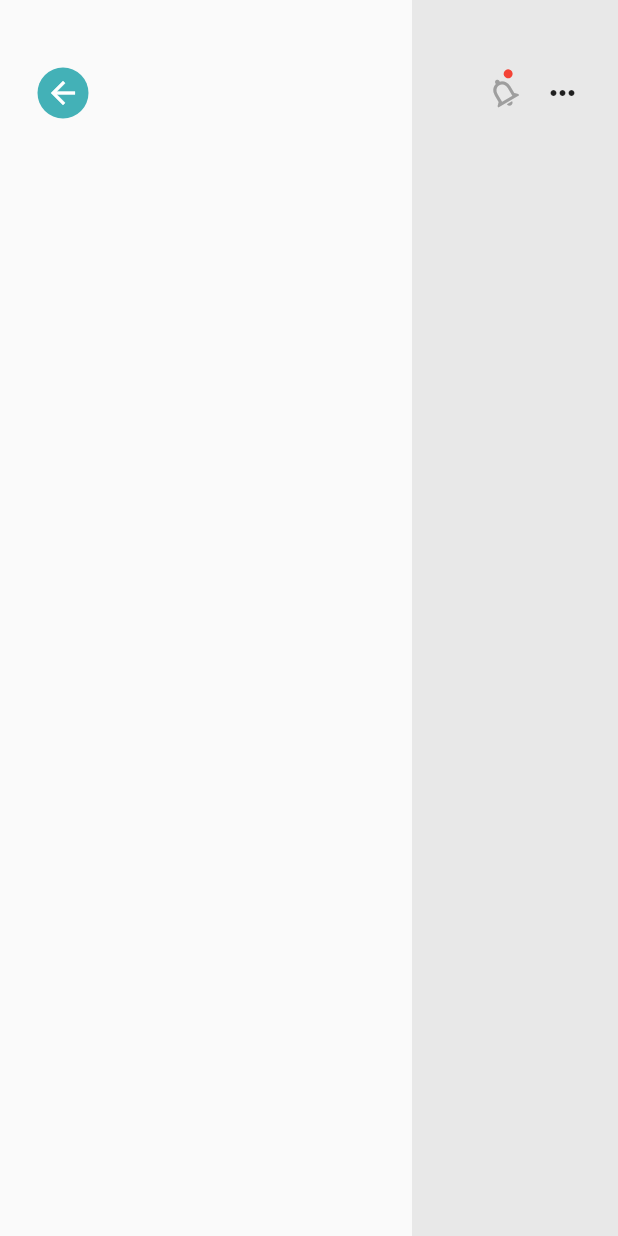
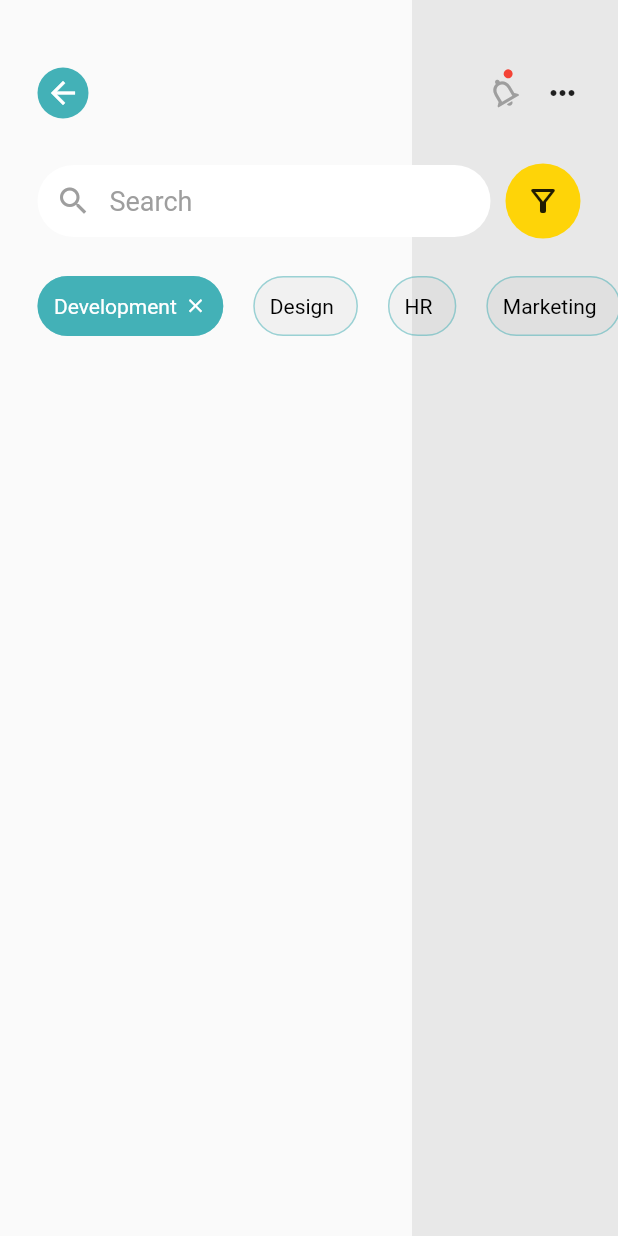
Before and after one commit to abdullakn/job_finder_ui_flutter, a Flutter app: the SearchPage screen opened directly, on a phone screen of 412 x 824 dp. Run offline on Flutter 3.47's test engine with Material 2 defaults, Android fonts, the phone set to English and light mode, and no system bars.

Commit message:
serach page tag completed

```diff
--- a/lib/screens/search/search.dart
+++ b/lib/screens/search/search.dart
@@ -1,5 +1,9 @@
 import 'package:flutter/material.dart';
+import 'package:job_finder/screens/home/widgets/search_card.dart';
+import 'package:job_finder/screens/home/widgets/tag_list.dart';
 import 'package:job_finder/screens/search/widgets/search_appbar.dart';
+import 'package:job_finder/screens/search/widgets/search_input.dart';
+import 'package:job_finder/screens/search/widgets/search_tag.dart';
 
 class SearchPage extends StatelessWidget {
   const SearchPage({ Key? key }) : super(key: key);
@@ -19,7 +23,9 @@ class SearchPage extends StatelessWidget {
             Column(
               crossAxisAlignment: CrossAxisAlignment.start,
               children: [
-                SearchAppBar()
+                SearchAppBar(),
+                SearchInput(),
+                SearchTag()
 
               ],
             )
--- /dev/null
+++ b/lib/screens/search/widgets/search_input.dart
@@ -0,0 +1,47 @@
+import 'package:flutter/material.dart';
+
+class SearchInput extends StatelessWidget {
+  const SearchInput({Key? key}) : super(key: key);
+
+  @override
+  Widget build(BuildContext context) {
+    return Container(
+      margin: EdgeInsets.all(25),
+      child: Row(
+        children: [
+          Expanded(child: TextFormField(
+            cursorColor: Colors.grey,
+            decoration: InputDecoration(
+              fillColor: Colors.white,
+              filled: true,
+              hintText: 'Search',
+              hintStyle: TextStyle(
+                color: Colors.grey,
+                fontSize: 18,
+              ),
+              contentPadding: EdgeInsets.zero,
+              prefixIcon: Icon(Icons.search,color: Colors.grey,),
+              border:OutlineInputBorder(
+                borderRadius: BorderRadius.circular(30),
+                borderSide: BorderSide.none
+              )
+            ),
+          )),
+          SizedBox(
+            width: 10,
+          ),
+          Container(
+            height: 50,
+            width: 50,
+            decoration: BoxDecoration(
+              color: Theme.of(context).accentColor,
+              borderRadius: BorderRadius.circular(30)
+
+            ),
+            child: Icon(Icons.filter_alt_outlined),
+          )
+        ],
+      ),
+    );
+  }
+}
--- /dev/null
+++ b/lib/screens/search/widgets/search_tag.dart
@@ -0,0 +1,66 @@
+import 'package:flutter/material.dart';
+
+class SearchTag extends StatefulWidget {
+  const SearchTag({Key? key}) : super(key: key);
+
+  @override
+  State<SearchTag> createState() => _SearchTagState();
+}
+
+class _SearchTagState extends State<SearchTag> {
+  final optionMap = <String, bool>{
+    'Development': true,
+    'Design': false,
+    'HR': false,
+    'Marketing': false,
+    'Sales': false
+  };
+  @override
+  Widget build(BuildContext context) {
+    var keys = optionMap.keys.toList();
+    return Container(
+      height: 40,
+      child: ListView.separated(
+          scrollDirection: Axis.horizontal,
+          padding: EdgeInsets.symmetric(horizontal: 25),
+          itemBuilder: (context, index) => GestureDetector(
+                onTap: () {
+                  // var res=optionMap[keys[index]]??false;
+                  // print(res);
+
+                  setState(() {
+                    var res = optionMap[keys[index]] ?? false;
+                    optionMap[keys[index]] = !res;
+                  });
+                },
+                child: Container(
+                  padding: EdgeInsets.symmetric(horizontal: 10, vertical: 5),
+                  decoration: BoxDecoration(
+                      color: optionMap[keys[index]]!
+                          ? Theme.of(context).primaryColor
+                          : Colors.grey.withOpacity(0.1),
+                          border: Border.all(color: Theme.of(context).primaryColor.withOpacity(0.5)),
+                      borderRadius: BorderRadius.circular(20)),
+
+                  child: Row(
+                    children: [
+                      Text(
+                        keys[index],
+                        style: TextStyle(
+                            color: optionMap[keys[index]]!
+                                ? Colors.white
+                                : Colors.black),
+                      ),
+                      SizedBox(width: 5,),
+                      optionMap[keys[index]]!?Icon(Icons.close,color: Colors.white,size: 15,):SizedBox()
+                    ],
+                  ),
+                ),
+              ),
+          separatorBuilder: (_, index) => SizedBox(
+                width: 20,
+              ),
+          itemCount: optionMap.length),
+    );
+  }
+}
```
